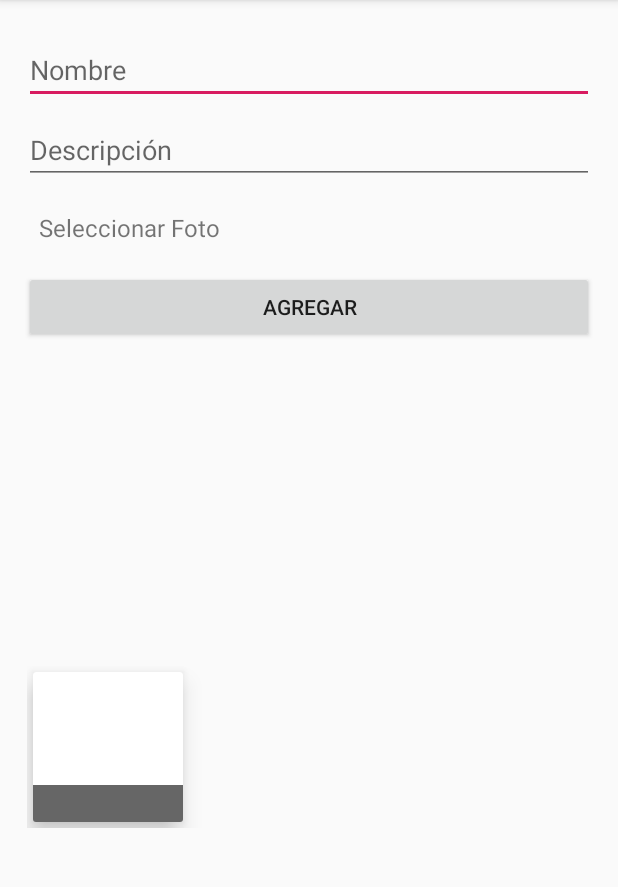
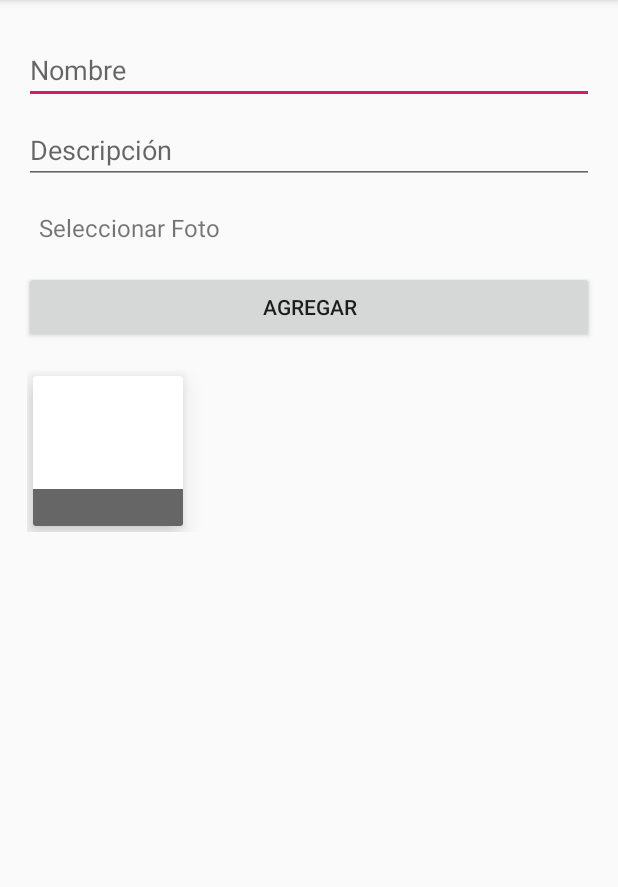
Before and after one commit to emedinaa/kotlin-first, an Android app: the Step4Activity screen opened directly, with no data from a screen before it, after a tap on "AGREGAR", on a phone screen of 412 x 824 dp, the part 84-971 px from its top. Run offline under Robolectric (Android 15) with nearby library versions, the phone set to English and light mode, and no system bars.

Commit message:
Added screenshots

```diff
--- a/MarvelApp/app/src/main/res/layout/activity_step4.xml
+++ b/MarvelApp/app/src/main/res/layout/activity_step4.xml
@@ -53,7 +53,7 @@
             android:orientation="vertical"
             android:layout_width="0dp"
             android:layout_height="0dp"
-            android:gravity="center"
+            android:gravity="center_horizontal"
             android:padding="10dp"
             app:layout_constraintStart_toStartOf="parent" android:layout_marginLeft="8dp"
             android:layout_marginStart="8dp" app:layout_constraintEnd_toEndOf="parent" android:layout_marginEnd="8dp"
```
Also changed, not shown: 1 other file.
